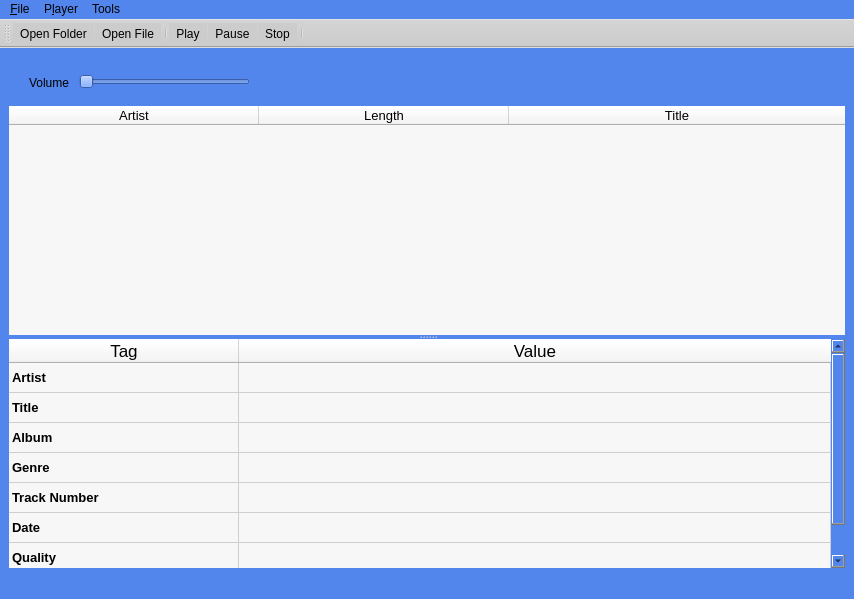
This is tag_editor.ui in elochka99/OOTP as Qt 5 draws it before an edit. The edited form follows.
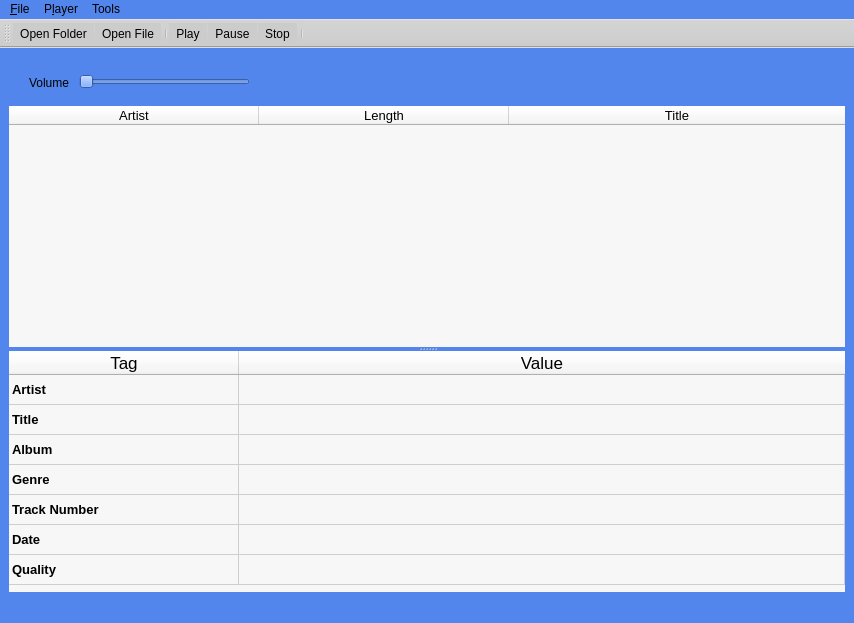
This is the edited form. Icons and pictures are not drawn.

```diff
--- a/tag_editor.ui
+++ b/tag_editor.ui
@@ -7,7 +7,7 @@
     <x>0</x>
     <y>0</y>
     <width>854</width>
-    <height>599</height>
+    <height>623</height>
    </rect>
   </property>
   <property name="windowTitle">
@@ -84,10 +84,19 @@
     </item>
     <item>
      <widget class="QSplitter" name="splitter">
+      <property name="enabled">
+       <bool>true</bool>
+      </property>
       <property name="orientation">
        <enum>Qt::Vertical</enum>
       </property>
       <widget class="QTableWidget" name="tracksTable">
+       <property name="minimumSize">
+        <size>
+         <width>0</width>
+         <height>210</height>
+        </size>
+       </property>
        <property name="toolTip">
         <string>Сontains all files imported by the user</string>
        </property>
@@ -151,6 +160,12 @@
        </column>
       </widget>
       <widget class="QTableWidget" name="tagsTable">
+       <property name="minimumSize">
+        <size>
+         <width>0</width>
+         <height>239</height>
+        </size>
+       </property>
        <property name="toolTip">
         <string>Contains all the tags that are in the selected track</string>
        </property>
```
Left out of the diff: 4 changed lines with no effect on the pictures.
